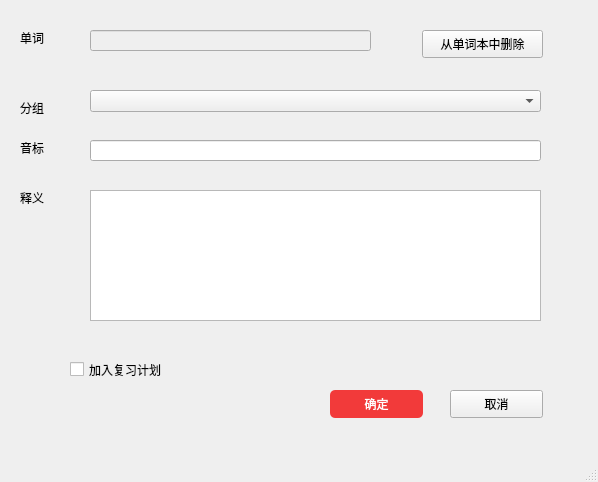
huangshangi/dict, file dict_edit.ui: the form before one commit.
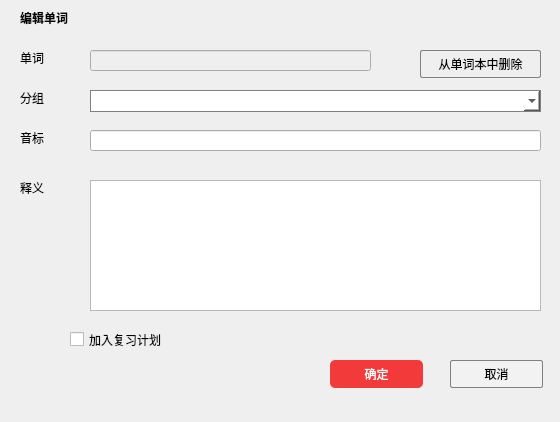
The form after the commit. Icons and pictures are not drawn.

```diff
--- a/dict_edit.ui
+++ b/dict_edit.ui
@@ -6,8 +6,8 @@
    <rect>
     <x>0</x>
     <y>0</y>
-    <width>598</width>
-    <height>482</height>
+    <width>560</width>
+    <height>422</height>
    </rect>
   </property>
   <property name="windowTitle">
@@ -18,7 +18,7 @@
     <property name="geometry">
      <rect>
       <x>20</x>
-      <y>30</y>
+      <y>50</y>
       <width>72</width>
       <height>15</height>
      </rect>
@@ -31,7 +31,7 @@
     <property name="geometry">
      <rect>
       <x>20</x>
-      <y>100</y>
+      <y>90</y>
       <width>72</width>
       <height>15</height>
      </rect>
@@ -44,7 +44,7 @@
     <property name="geometry">
      <rect>
       <x>20</x>
-      <y>140</y>
+      <y>130</y>
       <width>72</width>
       <height>15</height>
      </rect>
@@ -57,7 +57,7 @@
     <property name="geometry">
      <rect>
       <x>20</x>
-      <y>190</y>
+      <y>180</y>
       <width>72</width>
       <height>15</height>
      </rect>
@@ -73,7 +73,7 @@
     <property name="geometry">
      <rect>
       <x>90</x>
-      <y>30</y>
+      <y>50</y>
       <width>281</width>
       <height>21</height>
      </rect>
@@ -82,12 +82,20 @@
    <widget class="QPushButton" name="dict_edit_button_dict">
     <property name="geometry">
      <rect>
-      <x>422</x>
-      <y>30</y>
+      <x>420</x>
+      <y>50</y>
       <width>121</width>
       <height>28</height>
      </rect>
     </property>
+    <property name="styleSheet">
+     <string notr="true">QPushButton{
+	background-color:transparent;
+	border:1px solid gray;
+	border-radius:2px;
+
+}</string>
+    </property>
     <property name="text">
      <string>从单词本中删除</string>
     </property>
@@ -96,11 +104,14 @@
     <property name="geometry">
      <rect>
       <x>90</x>
-      <y>140</y>
+      <y>130</y>
       <width>451</width>
       <height>21</height>
      </rect>
     </property>
+    <property name="styleSheet">
+     <string notr="true"/>
+    </property>
    </widget>
    <widget class="QComboBox" name="dict_edit_combox_group">
     <property name="geometry">
@@ -111,12 +122,21 @@
       <height>22</height>
      </rect>
     </property>
+    <property name="styleSheet">
+     <string notr="true">QComboBox{
+	background-color:white;
+	border:1px solid gray;
+
+}
+
+</string>
+    </property>
    </widget>
    <widget class="QTextEdit" name="dict_edit_edit_explain">
     <property name="geometry">
      <rect>
       <x>90</x>
-      <y>190</y>
+      <y>180</y>
       <width>451</width>
       <height>131</height>
      </rect>
@@ -126,7 +146,7 @@
     <property name="geometry">
      <rect>
       <x>70</x>
-      <y>360</y>
+      <y>330</y>
       <width>171</width>
       <height>19</height>
      </rect>
@@ -139,7 +159,7 @@
     <property name="geometry">
      <rect>
       <x>330</x>
-      <y>390</y>
+      <y>360</y>
       <width>93</width>
       <height>28</height>
      </rect>
@@ -172,27 +192,84 @@
     <property name="geometry">
      <rect>
       <x>450</x>
-      <y>390</y>
+      <y>360</y>
       <width>93</width>
       <height>28</height>
      </rect>
     </property>
+    <property name="styleSheet">
+     <string notr="true">QPushButton{
+	border:1px solid gray;
+	background-color:rgb(242,242,242);
+	border-radius:2px;
+
+}</string>
+    </property>
     <property name="text">
      <string>取消</string>
     </property>
    </widget>
+   <widget class="QLabel" name="label">
+    <property name="geometry">
+     <rect>
+      <x>20</x>
+      <y>10</y>
+      <width>72</width>
+      <height>15</height>
+     </rect>
+    </property>
+    <property name="font">
+     <font>
+      <weight>75</weight>
+      <bold>true</bold>
+     </font>
+    </property>
+    <property name="text">
+     <string>编辑单词</string>
+    </property>
+   </widget>
+   <widget class="QPushButton" name="button_close">
+    <property name="geometry">
+     <rect>
+      <x>520</x>
+      <y>10</y>
+      <width>20</width>
+      <height>20</height>
+     </rect>
+    </property>
+    <property name="minimumSize">
+     <size>
+      <width>20</width>
+      <height>20</height>
+     </size>
+    </property>
+    <property name="maximumSize">
+     <size>
+      <width>20</width>
+      <height>20</height>
+     </size>
+    </property>
+    <property name="toolTip">
+     <string>关闭</string>
+    </property>
+    <property name="styleSheet">
+     <string notr="true">#button_close{
+	
+	border-image: url(:/images/close.png);
+	border:none;
+}
+
+#button_close::hover{
+	
+	border-image: url(:/images/close-hover.png);
+	border:none;
+}</string>
+    </property>
+    <property name="text">
+     <string/>
+    </property>
+   </widget>
   </widget>
-  <widget class="QMenuBar" name="menubar">
-   <property name="geometry">
-    <rect>
-     <x>0</x>
-     <y>0</y>
-     <width>598</width>
-     <height>26</height>
-    </rect>
-   </property>
-  </widget>
-  <widget class="QStatusBar" name="statusbar"/>
  </widget>
  <resources/>
  <connections/>
```
